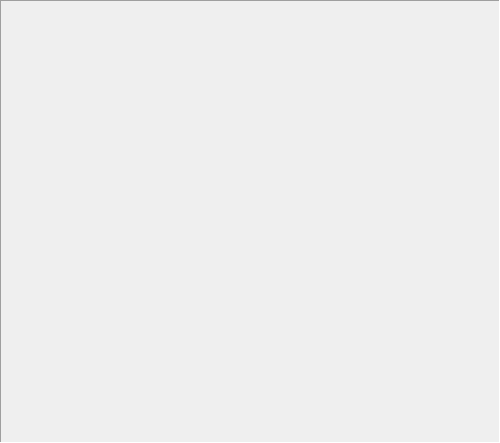
The window that src/view/panel/wap/framewap.ui (MiftahSalam/FA-FCS-2020-HMI) describes before a commit, drawn with Qt 5.
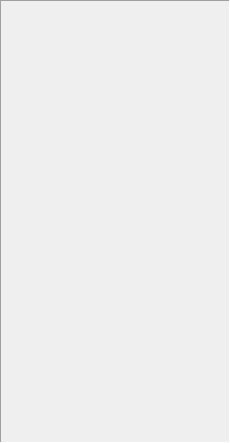
The same window after the commit. Custom widgets are drawn as their Qt base class.

Commit message: adjust all layout

What changed in the file:
```diff
--- a/src/view/panel/wap/framewap.ui
+++ b/src/view/panel/wap/framewap.ui
@@ -9,19 +9,19 @@
    <rect>
     <x>0</x>
     <y>0</y>
-    <width>500</width>
+    <width>230</width>
     <height>443</height>
    </rect>
   </property>
   <property name="sizePolicy">
-   <sizepolicy hsizetype="MinimumExpanding" vsizetype="Preferred">
+   <sizepolicy hsizetype="Minimum" vsizetype="Minimum">
     <horstretch>0</horstretch>
     <verstretch>0</verstretch>
    </sizepolicy>
   </property>
   <property name="maximumSize">
    <size>
-    <width>500</width>
+    <width>430</width>
     <height>5006</height>
    </size>
   </property>
@@ -38,7 +38,20 @@
    <item>
     <layout class="QHBoxLayout" name="horizontalLayout">
      <item>
-      <widget class="FrameWeaponAssign" name="widget" native="true"/>
+      <spacer name="horizontalSpacer_2">
+       <property name="orientation">
+        <enum>Qt::Horizontal</enum>
+       </property>
+       <property name="sizeType">
+        <enum>QSizePolicy::Preferred</enum>
+       </property>
+       <property name="sizeHint" stdset="0">
+        <size>
+         <width>40</width>
+         <height>20</height>
+        </size>
+       </property>
+      </spacer>
      </item>
      <item>
       <widget class="FrameTrackEngage" name="widget_2" native="true"/>
@@ -48,6 +61,9 @@
        <property name="orientation">
         <enum>Qt::Horizontal</enum>
        </property>
+       <property name="sizeType">
+        <enum>QSizePolicy::Preferred</enum>
+       </property>
        <property name="sizeHint" stdset="0">
         <size>
          <width>40</width>
```
Left out of the diff: 45 changed lines with no effect on the pictures. The commit also changes 1 other file.
